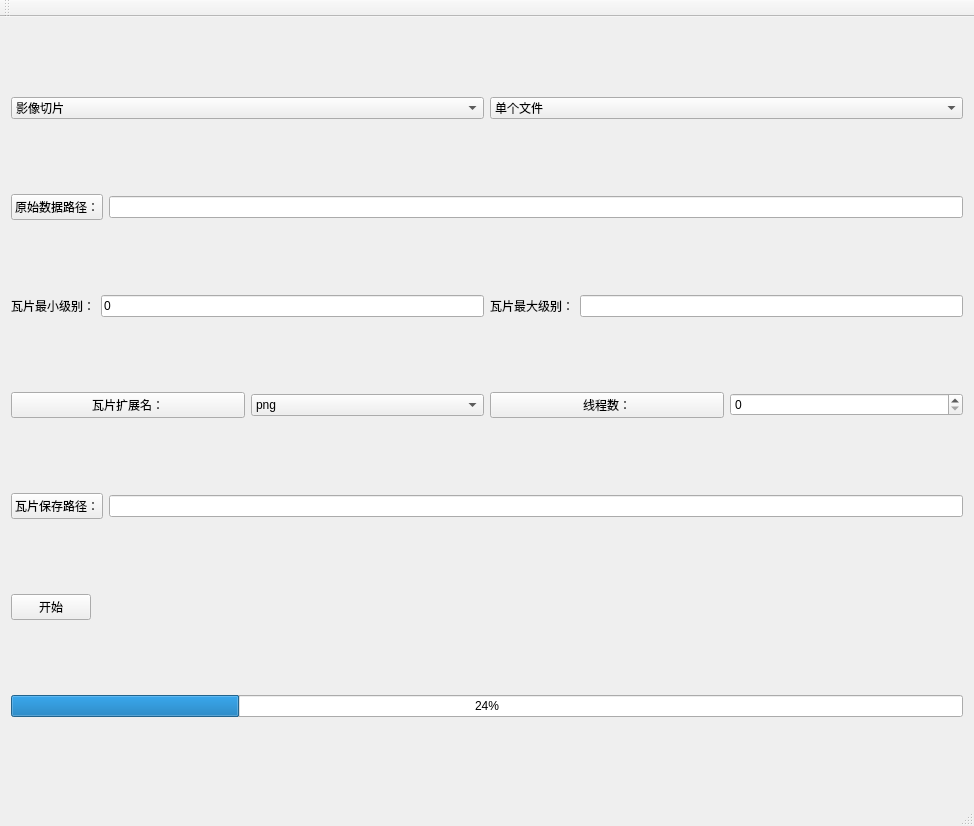
Qt form TileCreator/tilecreator.ui (gaoyunjun/TileCreator) before a commit.
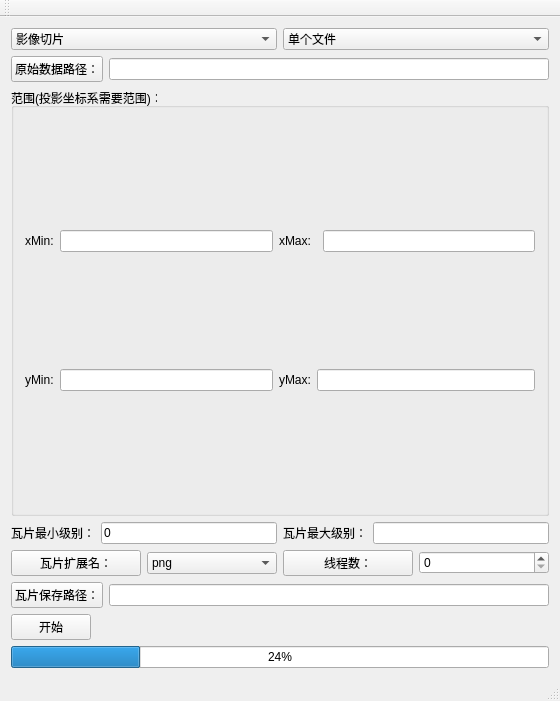
The same form after that commit.

```diff
--- a/TileCreator/tilecreator.ui
+++ b/TileCreator/tilecreator.ui
@@ -6,16 +6,16 @@
    <rect>
     <x>0</x>
     <y>0</y>
-    <width>974</width>
-    <height>826</height>
+    <width>560</width>
+    <height>701</height>
    </rect>
   </property>
   <property name="windowTitle">
    <string>TileCreator</string>
   </property>
   <widget class="QWidget" name="centralWidget">
-   <layout class="QGridLayout" name="gridLayout">
-    <item row="0" column="0">
+   <layout class="QVBoxLayout" name="verticalLayout">
+    <item>
      <layout class="QHBoxLayout" name="horizontalLayout">
       <item>
        <widget class="QComboBox" name="cmbTileCreator">
@@ -52,7 +52,7 @@
       </item>
      </layout>
     </item>
-    <item row="1" column="0">
+    <item>
      <layout class="QHBoxLayout" name="horizontalLayout_2">
       <item>
        <widget class="QPushButton" name="ptnres">
@@ -66,7 +66,56 @@
       </item>
      </layout>
     </item>
-    <item row="2" column="0">
+    <item>
+     <widget class="QGroupBox" name="groupBox">
+      <property name="title">
+       <string>范围(投影坐标系需要范围)：</string>
+      </property>
+      <layout class="QGridLayout" name="gridLayout">
+       <item row="0" column="0">
+        <widget class="QLabel" name="label_4">
+         <property name="text">
+          <string>xMin:</string>
+         </property>
+        </widget>
+       </item>
+       <item row="0" column="1">
+        <widget class="QLineEdit" name="xMinEdit"/>
+       </item>
+       <item row="0" column="2" colspan="2">
+        <widget class="QLabel" name="label_5">
+         <property name="text">
+          <string>xMax:</string>
+         </property>
+        </widget>
+       </item>
+       <item row="0" column="4">
+        <widget class="QLineEdit" name="xMaxEdit"/>
+       </item>
+       <item row="1" column="0">
+        <widget class="QLabel" name="label_6">
+         <property name="text">
+          <string>yMin:</string>
+         </property>
+        </widget>
+       </item>
+       <item row="1" column="1">
+        <widget class="QLineEdit" name="yMinEdit"/>
+       </item>
+       <item row="1" column="2">
+        <widget class="QLabel" name="label_7">
+         <property name="text">
+          <string>yMax:</string>
+         </property>
+        </widget>
+       </item>
+       <item row="1" column="3" colspan="2">
+        <widget class="QLineEdit" name="yMaxEdit"/>
+       </item>
+      </layout>
+     </widget>
+    </item>
+    <item>
      <layout class="QHBoxLayout" name="horizontalLayout_3">
       <item>
        <widget class="QLabel" name="label_2">
@@ -97,7 +146,7 @@
       </item>
      </layout>
     </item>
-    <item row="3" column="0">
+    <item>
      <layout class="QHBoxLayout" name="horizontalLayout_4">
       <item>
        <widget class="QPushButton" name="ptnobj_2">
@@ -141,7 +190,7 @@
       </item>
      </layout>
     </item>
-    <item row="4" column="0">
+    <item>
      <layout class="QHBoxLayout" name="horizontalLayout_5">
       <item>
        <widget class="QPushButton" name="ptnobj">
@@ -155,7 +204,7 @@
       </item>
      </layout>
     </item>
-    <item row="5" column="0">
+    <item>
      <layout class="QHBoxLayout" name="horizontalLayout_6">
       <item>
        <widget class="QPushButton" name="ptnbegin">
@@ -179,7 +228,7 @@
       </item>
      </layout>
     </item>
-    <item row="6" column="0">
+    <item>
      <widget class="QProgressBar" name="progressBar">
       <property name="value">
        <number>24</number>
```
Left out of the diff: 2 changed lines with no effect on the pictures.
